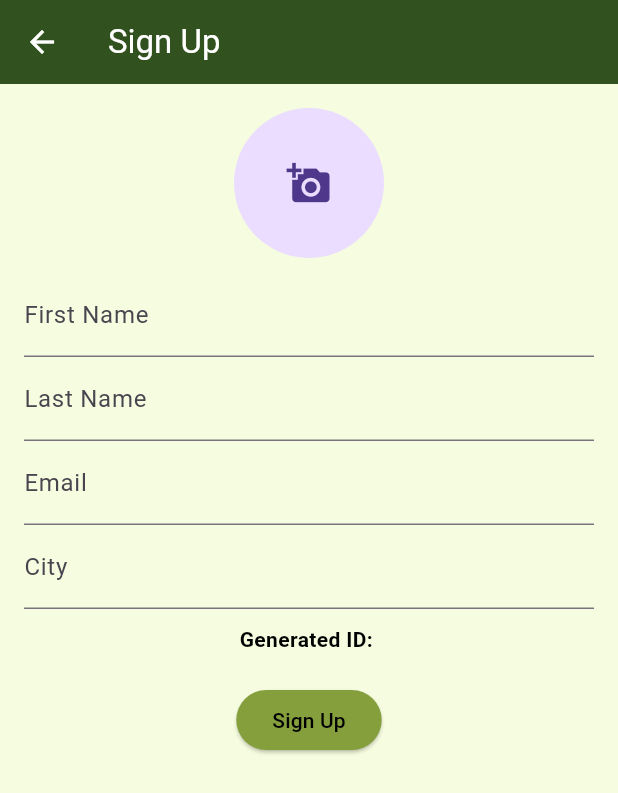
After one commit to Muhammadsaqibsharif/kaar_e_kamal, a Flutter app: the SignUpScreen screen opened by its route, on a phone screen of 412 x 824 dp. The commit adds this screen. Shown: the top 793 px of the screen. Run offline on Flutter 3.47's test engine with Material 3 defaults, Android fonts, the light colour scheme and no system bars; our stand-ins replace carousel_slider, flutter_cache_manager, font_awesome_flutter, image_picker, percent_indicator, permission_handler and 2 more; accounts and stored records are empty.

Commit message:
Auth Pages

```diff
--- a/lib/main.dart
+++ b/lib/main.dart
@@ -3,7 +3,6 @@ import 'core/theme/app_theme.dart';
 import 'core/utils/shared_prefs.dart';
 import 'routes/app_routes.dart';
 import 'routes/route_names.dart';
-
 void main() async {
   WidgetsFlutterBinding.ensureInitialized();
   await SharedPrefs.init(); // Initialize SharedPreferences
--- a/lib/routes/route_names.dart
+++ b/lib/routes/route_names.dart
@@ -1,4 +1,8 @@
 class RouteNames {
+  //auth
+  static const String LoginScreen = '/LoginScreen';
+  static const String SignUpScreen = '/SignUpScreen';
+  //user
   static const String home = '/';
   static const String UserHomeScreen2 = 'UserHomeScreen2';
   static const String themeSettings = '/themeSettings'; // Add this constant
--- /dev/null
+++ b/lib/screens/common/auth/signup.dart
@@ -0,0 +1,99 @@
+import 'package:flutter/material.dart';
+import 'package:image_picker/image_picker.dart';
+import 'dart:io';
+import 'dart:math';
+
+class SignUpScreen extends StatefulWidget {
+  const SignUpScreen({super.key});
+
+  @override
+  State<SignUpScreen> createState() => _SignUpScreenState();
+}
+
+class _SignUpScreenState extends State<SignUpScreen> {
+  File? _profileImage;
+  final ImagePicker _picker = ImagePicker();
+  final TextEditingController _firstName = TextEditingController();
+  final TextEditingController _lastName = TextEditingController();
+  final TextEditingController _email = TextEditingController();
+  final TextEditingController _city = TextEditingController();
+  String generatedId = '';
+
+  void _pickImage() async {
+    final XFile? pickedFile =
+        await _picker.pickImage(source: ImageSource.gallery);
+
+    if (pickedFile != null) {
+      setState(() {
+        _profileImage = File(pickedFile.path);
+      });
+    }
+  }
+
+  void _generateUniqueId() {
+    // For demo purposes: ID = firstName + random digits
+    final random = Random();
+    String id = '${_firstName.text.toLowerCase()}${random.nextInt(1000)}';
+    setState(() => generatedId = id);
+  }
+
+  void _submitForm() {
+    if (_firstName.text.isNotEmpty && _lastName.text.isNotEmpty && generatedId.isNotEmpty) {
+      ScaffoldMessenger.of(context).showSnackBar(
+        SnackBar(content: Text("Signed up with ID: $generatedId")),
+      );
+      // Navigate or Save logic here...
+    }
+  }
+
+  @override
+  Widget build(BuildContext context) {
+    return Scaffold(
+      appBar: AppBar(title: const Text("Sign Up")),
+      body: SingleChildScrollView(
+        padding: const EdgeInsets.all(16.0),
+        child: Column(
+          children: [
+            GestureDetector(
+              onTap: _pickImage,
+              child: CircleAvatar(
+                radius: 50,
+                backgroundImage:
+                    _profileImage != null ? FileImage(_profileImage!) : null,
+                child: _profileImage == null
+                    ? const Icon(Icons.add_a_photo, size: 30)
+                    : null,
+              ),
+            ),
+            const SizedBox(height: 10),
+            TextField(
+              controller: _firstName,
+              decoration: const InputDecoration(labelText: "First Name"),
+              onChanged: (_) => _generateUniqueId(),
+            ),
+            TextField(
+              controller: _lastName,
+              decoration: const InputDecoration(labelText: "Last Name"),
+            ),
+            TextField(
+              controller: _email,
+              decoration: const InputDecoration(labelText: "Email"),
+            ),
+            TextField(
+              controller: _city,
+              decoration: const InputDecoration(labelText: "City"),
+            ),
+            const SizedBox(height: 10),
+            Text("Generated ID: $generatedId",
+                style: const TextStyle(fontWeight: FontWeight.bold)),
+            const SizedBox(height: 20),
+            ElevatedButton(
+              onPressed: _submitForm,
+              child: const Text("Sign Up"),
+            ),
+          ],
+        ),
+      ),
+    );
+  }
+}
--- a/pubspec.yaml
+++ b/pubspec.yaml
@@ -48,6 +48,7 @@ dependencies:
   flutter_cache_manager: ^3.3.1
   # gallery_saver: ^2.1.0
   android_intent_plus: ^5.3.0
+  font_awesome_flutter: ^10.8.0
 
 
 dev_dependencies:
```
Also changed, not shown: lib/routes/app_routes.dart (+7 -0 lines), lib/screens/common/auth/login.dart (added, +93 -0 lines), lib/screens/home_screen.dart (+10 -0 lines), pubspec.lock, 1 other file.
